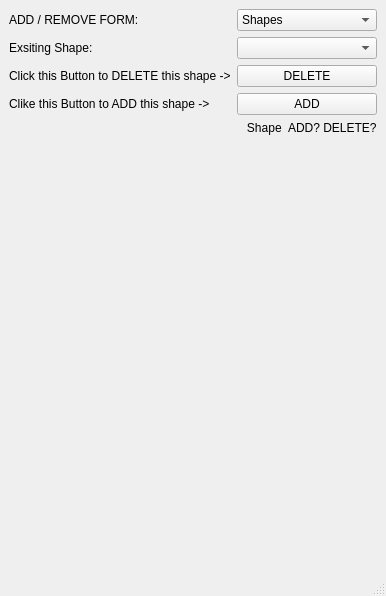
This is shapewindow.ui in Venkat-777/QT-Proj as Qt 5 draws it before an edit. The edited form follows.
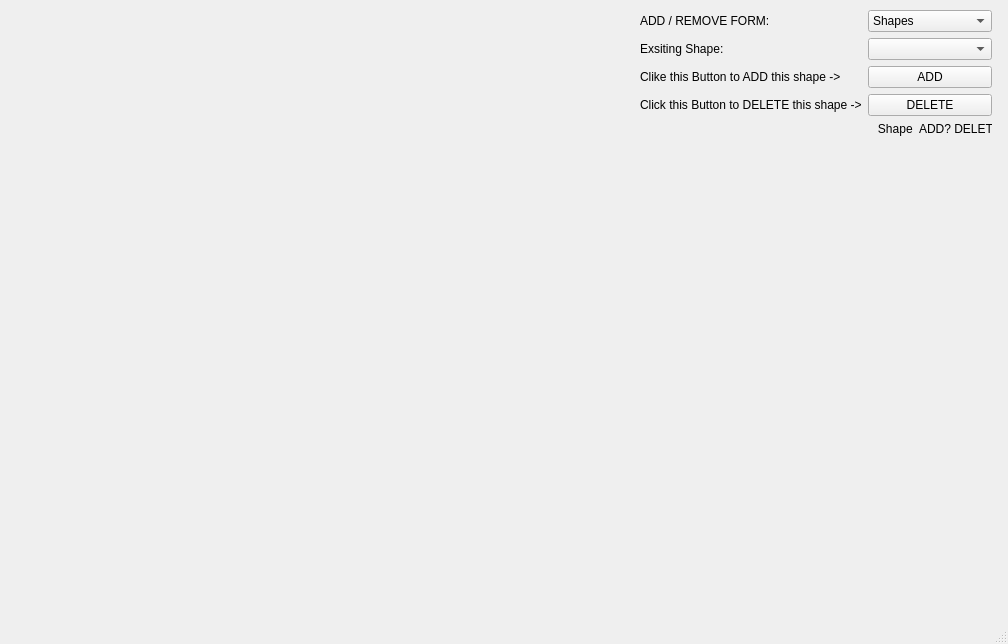
This is the edited form.

The edit to the form file:
```diff
--- a/shapewindow.ui
+++ b/shapewindow.ui
@@ -6,14 +6,23 @@
    <rect>
     <x>0</x>
     <y>0</y>
-    <width>369</width>
-    <height>596</height>
+    <width>1008</width>
+    <height>644</height>
    </rect>
   </property>
   <property name="windowTitle">
    <string>ShapeWindow</string>
   </property>
   <widget class="QWidget" name="centralwidget">
+   <widget class="QWidget" name="formLayoutWidget">
+    <property name="geometry">
+     <rect>
+      <x>640</x>
+      <y>10</y>
+      <width>352</width>
+      <height>491</height>
+     </rect>
+    </property>
    <layout class="QFormLayout" name="formLayout">
     <item row="0" column="0">
      <widget class="QLabel" name="addRemoveInfo">
@@ -72,35 +81,38 @@
      <widget class="QComboBox" name="comboBox_2"/>
     </item>
     <item row="2" column="0">
-     <widget class="QLabel" name="deleteInfo">
-      <property name="text">
-       <string>Click this Button to DELETE this shape -&gt;</string>
-      </property>
-     </widget>
-    </item>
-    <item row="2" column="1">
-     <widget class="QPushButton" name="pushButton">
-      <property name="text">
-       <string>DELETE</string>
-      </property>
-     </widget>
-    </item>
-    <item row="3" column="0">
      <widget class="QLabel" name="addInfo">
       <property name="text">
        <string>Clike this Button to ADD this shape -&gt;</string>
       </property>
      </widget>
     </item>
-    <item row="3" column="1">
+     <item row="2" column="1">
      <widget class="QPushButton" name="pushButton_2">
       <property name="text">
        <string>ADD</string>
       </property>
      </widget>
     </item>
+     <item row="3" column="0">
+      <widget class="QLabel" name="deleteInfo">
+       <property name="text">
+        <string>Click this Button to DELETE this shape -&gt;</string>
+       </property>
+      </widget>
+     </item>
+     <item row="3" column="1">
+      <widget class="QPushButton" name="pushButton">
+       <property name="text">
+        <string>DELETE</string>
+       </property>
+      </widget>
+     </item>
+     <item row="5" column="0">
+      <layout class="QHBoxLayout" name="horizontalLayout"/>
+     </item>
     <item row="4" column="1">
-     <layout class="QHBoxLayout" name="horizontalLayout">
+      <layout class="QHBoxLayout" name="horizontalLayout_2">
       <item>
        <widget class="QLabel" name="shapeName">
         <property name="text">
@@ -119,12 +131,13 @@
     </item>
    </layout>
   </widget>
+  </widget>
   <widget class="QMenuBar" name="menubar">
    <property name="geometry">
     <rect>
      <x>0</x>
      <y>0</y>
-     <width>369</width>
+     <width>1008</width>
      <height>21</height>
     </rect>
    </property>
```
Left out of the diff: 8 changed lines with no effect on the pictures. Lines whose indentation alone changed are shown as unchanged.
